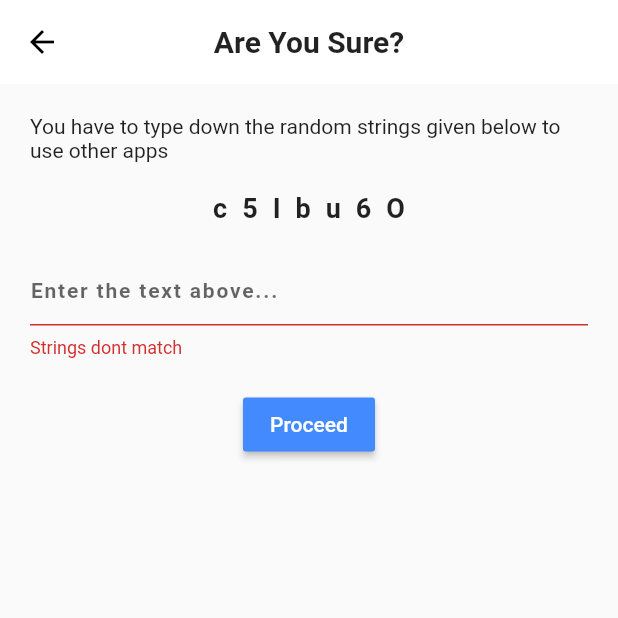
After one commit to igaurab/minimalist_launcher, a Flutter app: the CheckToRedirect screen opened directly, after a tap on "Proceed", on a phone screen of 412 x 824 dp, the top half of it. The commit adds this screen. Run offline on Flutter 3.47's test engine with Material 2 defaults, Android fonts, the phone set to English and light mode, and no system bars; our stand-ins replace fluttertoast, random_string, shared_preferences; missing offline and left inert: device_apps; accounts and stored records are empty.

Commit message:
Added a extra check before listing all apps

```diff
--- a/lib/main.dart
+++ b/lib/main.dart
@@ -1,6 +1,7 @@
 import 'package:flutter/material.dart';
 import 'package:minimalist_launcher/screens/AppDrawer.dart';
 import 'package:minimalist_launcher/screens/AppSelector.dart';
+import 'package:minimalist_launcher/screens/checkToRedirect.dart';
 import 'screens/HomeScreen.dart';
 import 'screens/ListApps.dart';
 
--- a/lib/screens/AppDrawer.dart
+++ b/lib/screens/AppDrawer.dart
@@ -1,6 +1,7 @@
 import 'package:device_apps/device_apps.dart';
 import 'package:flutter/material.dart';
 import 'package:minimalist_launcher/screens/ListApps.dart';
+import 'package:minimalist_launcher/screens/checkToRedirect.dart';
 import 'package:shared_preferences/shared_preferences.dart';
 
 SharedPreferences prefs;
@@ -34,7 +35,7 @@ class _AppDrawerState extends State<AppDrawer> {
               onPressed: () => Navigator.push(
                 context,
                 MaterialPageRoute(builder: (context) {
-                  return ListAppsPages();
+                  return CheckToRedirect();
                 }),
               ),
               child: Icon(
--- /dev/null
+++ b/lib/screens/checkToRedirect.dart
@@ -0,0 +1,96 @@
+import 'package:flutter/material.dart';
+import 'package:minimalist_launcher/screens/ListApps.dart';
+import 'package:random_string/random_string.dart' as rs;
+
+class CheckToRedirect extends StatefulWidget {
+  @override
+  _CheckToRedirectState createState() => _CheckToRedirectState();
+}
+
+class _CheckToRedirectState extends State<CheckToRedirect> {
+  String randomString;
+  final _formKey = GlobalKey<FormState>();
+  @override
+  void initState() {
+    super.initState();
+    randomString = rs.randomString(7);
+  }
+
+  @override
+  Widget build(BuildContext context) {
+    return Scaffold(
+      appBar: AppBar(
+        title: Text(
+          'Are You Sure?',
+          style: TextStyle(fontWeight: FontWeight.w600),
+        ),
+        elevation: 0,
+        backgroundColor: Colors.white,
+        centerTitle: true,
+      ),
+      body: Padding(
+        padding: const EdgeInsets.all(20.0),
+        child: Center(
+          child: Column(
+            children: <Widget>[
+              Text(
+                  'You have to type down the random strings given below to use other apps'),
+              SizedBox(
+                height: 20.0,
+              ),
+              Text(
+                randomString,
+                style: TextStyle(
+                    fontSize: 18.0,
+                    fontWeight: FontWeight.w600,
+                    letterSpacing: 10.0),
+              ),
+              SizedBox(
+                height: 20.0,
+              ),
+              Form(
+                key: _formKey,
+                child: TextFormField(
+                  validator: (value) {
+                    if (value != randomString) {
+                      return 'Strings dont match';
+                    } else if (value.isEmpty) {
+                      return 'Empty submission';
+                    }
+                    return null;
+                  },
+                  decoration: InputDecoration(
+                    hintText: 'Enter the text above...',
+                    hintStyle: TextStyle(
+                        fontWeight: FontWeight.w600,
+                        letterSpacing: 1.2,
+                        fontSize: 14.0),
+                  ),
+                ),
+              ),
+              SizedBox(
+                height: 20.0,
+              ),
+              RaisedButton(
+                color: Colors.blueAccent,
+                onPressed: () {
+                  final form = _formKey.currentState;
+                  if (form.validate()) {
+                    Navigator.push(
+                      context,
+                      MaterialPageRoute(builder: (context) => ListAppsPages()),
+                    );
+                  }
+                },
+                child: Text(
+                  "Proceed",
+                  style: TextStyle(color: Colors.white),
+                ),
+              ),
+            ],
+          ),
+        ),
+      ),
+    );
+  }
+}
--- a/pubspec.yaml
+++ b/pubspec.yaml
@@ -23,6 +23,7 @@ dependencies:
   intl: ^0.16.0
   shared_preferences: ^0.5.4+3
   fluttertoast: ^3.1.3
+  random_string: ^1.1.0
 
 
   # The following adds the Cupertino Icons font to your application.
```
Also changed, not shown: lib/screens/ListApps.dart (+25 -13 lines), pubspec.lock.
